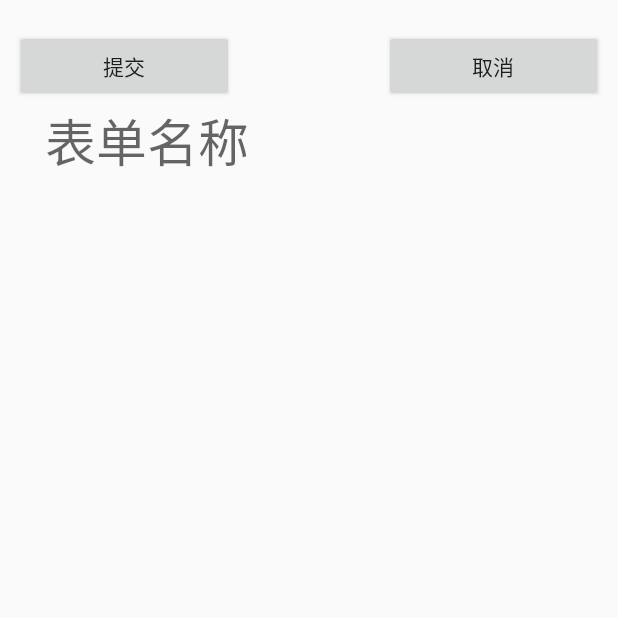
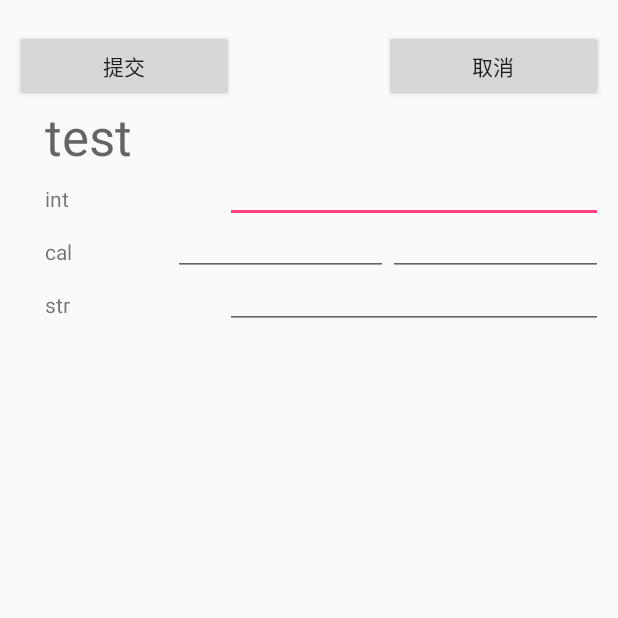
Before and after one commit to BlackShopLongClass/Personal_Info_Collector, an Android app: the fillList screen opened directly, with no data from a screen before it, on a phone screen of 412 x 824 dp, the top half of it. Run offline under Robolectric (Android 15) with nearby library versions, the phone set to English and light mode, and no system bars.

Commit message:
Fill List Page UI is done!

```diff
--- a/app/src/main/java/blackstorelongclass/personal_info_collector/DynamicAddViewActivity.java
+++ b/app/src/main/java/blackstorelongclass/personal_info_collector/DynamicAddViewActivity.java
@@ -126,7 +126,7 @@ public class DynamicAddViewActivity extends AppCompatActivity implements View.On
             str = (String) spinner.getSelectedItem();
 //            Log.e(TAG, "表单项名称：" + hotelName.getText().toString() + "类型是" + str );
 
-            userTag us = new userTag(hotelName.getText().toString(), 111);
+            userTag us = new userTag(hotelName.getText().toString(),java.lang.Long.class);
             inputlist.addTag(hotelName.getText().toString(),us);
         }
 
--- a/app/src/main/java/blackstorelongclass/personal_info_collector/fillList.java
+++ b/app/src/main/java/blackstorelongclass/personal_info_collector/fillList.java
@@ -1,19 +1,37 @@
 package blackstorelongclass.personal_info_collector;
 
+import android.app.DatePickerDialog;
+
+import android.app.TimePickerDialog;
 import android.os.Bundle;
 import android.support.design.widget.FloatingActionButton;
 import android.support.design.widget.Snackbar;
 import android.support.v7.app.AppCompatActivity;
 import android.support.v7.widget.Toolbar;
+import android.view.MotionEvent;
 import android.view.View;
 import android.widget.Button;
+import android.widget.DatePicker;
+import android.widget.EditText;
 import android.widget.LinearLayout;
+import android.widget.Spinner;
+import android.widget.TextView;
+import android.widget.TimePicker;
 
-public class fillList extends AppCompatActivity {
+import java.util.GregorianCalendar;
+import java.util.Calendar;
+
+import blackstorelongclass.personal_info_collector.listMonitor.*;
+
+public class fillList extends AppCompatActivity implements View.OnClickListener {
 
     private String TAG = this.getClass().getSimpleName();
     //装在所有动态添加的Item的LinearLayout容器
     private LinearLayout addView;
+    private EditText timeEditText;
+    private EditText dateEditText;
+    private userList taglist = new userList("test");
+    private GregorianCalendar calendardate,calendartime;
 
     private void addViewItem(View view) {
         if (addView.getChildCount() == 0) {//如果一个都没有，就添加一个
@@ -24,7 +42,7 @@ public class fillList extends AppCompatActivity {
         } else if (((String) view.getTag()).equals("add")) {//如果有一个以上的Item,点击为添加的Item则添加
             View hotelEvaluateView = View.inflate(this, R.layout.itemlist, null);
             addView.addView(hotelEvaluateView);
-            sortHotelViewItem();
+//            sortHotelViewItem();
         }
         //else {
         //  sortHotelViewItem();
@@ -35,17 +53,133 @@ public class fillList extends AppCompatActivity {
     protected void onCreate(Bundle savedInstanceState) {
         super.onCreate(savedInstanceState);
         setContentView(R.layout.activity_fill_list);
-        Toolbar toolbar = (Toolbar) findViewById(R.id.toolbar);
-        setSupportActionBar(toolbar);
+        addView = (LinearLayout) findViewById(R.id.fl_addView);
 
-        FloatingActionButton fab = (FloatingActionButton) findViewById(R.id.fab);
-        fab.setOnClickListener(new View.OnClickListener() {
-            @Override
-            public void onClick(View view) {
-                Snackbar.make(view, "Replace with your own action", Snackbar.LENGTH_LONG)
-                        .setAction("Action", null).show();
+
+        GregorianCalendar calendartest = new GregorianCalendar();
+        double d = 1.0;
+        userTag us1 = new userTag("int",d);
+        userTag us2 = new userTag("cal",calendartest);
+        userTag us3 = new userTag("str","sdfsda");
+        taglist.addTag("int",us1);
+        taglist.addTag("cal",us2);
+        taglist.addTag("str",us3);
+
+        userTag tag;
+        TextView listTopic = (TextView) findViewById(R.id.listTopic);
+        listTopic.setText(taglist.getListTitle());
+        for(int i=0;i<taglist.getListSize();i++) {
+
+            if (taglist.getTag(taglist.getTitleList().get(i)).isGregorianCalendar()) {
+                LinearLayout tagView = (LinearLayout) View.inflate(this, R.layout.filllistitemtime, null);
+                TextView tagTopic = (TextView) tagView.findViewById(R.id.tagTopic);
+                tagTopic.setText(taglist.getTitleList().get(i));
+                addView.addView(tagView);
+
+                dateEditText = tagView.findViewById(R.id.taginputdate);
+                dateEditText.setOnTouchListener(new View.OnTouchListener() {
+                    @Override
+                    public boolean onTouch(View v, MotionEvent event) {
+                        if (event.getAction() == MotionEvent.ACTION_DOWN) {
+                            showDatePickDlg();
+                            return true;
+                        }
+                        return false;
+                    }
+                });
+
+                timeEditText = tagView.findViewById(R.id.taginputtime);
+                timeEditText.setOnTouchListener(new View.OnTouchListener() {
+                    @Override
+                    public boolean onTouch(View v, MotionEvent event) {
+                        if (event.getAction() == MotionEvent.ACTION_DOWN) {
+                            showTimePickDlg();
+                            return true;
+                        }
+                        return false;
+                    }
+                });
             }
-        });
+            else{
+                LinearLayout tagView = (LinearLayout) View.inflate(this, R.layout.filllistitem, null);
+                TextView tagTopic = (TextView) tagView.findViewById(R.id.tagTopic);
+                tagTopic.setText(taglist.getTitleList().get(i));
+                addView.addView(tagView);
+            }
+        }
+        findViewById(R.id.submit).setOnClickListener(this);
+        findViewById(R.id.cancel).setOnClickListener(this);
+
     }
 
+    @Override
+    public void onClick(View v) {
+        switch (v.getId()) {
+            case R.id.submit://点击添加按钮就动态添加Item
+                getData();
+                break;
+            case R.id.cancel://打印数据
+                break;
+        }
+    }
+
+    protected void showDatePickDlg() {
+       calendardate = new GregorianCalendar();
+        DatePickerDialog datePickerDialog = new DatePickerDialog(fillList.this, new DatePickerDialog.OnDateSetListener() {
+
+            @Override
+            public void onDateSet(DatePicker view, int year, int monthOfYear, int dayOfMonth) {
+                fillList.this.dateEditText.setText(year + "-" + monthOfYear + "-" + dayOfMonth);
+            }
+        }, calendardate.get(Calendar.YEAR), calendardate.get(Calendar.MONTH), calendardate.get(Calendar.DAY_OF_MONTH));
+        datePickerDialog.show();
+
+    }
+
+    protected void showTimePickDlg() {
+        calendartime = new GregorianCalendar();
+        TimePickerDialog timePickerDialog = new TimePickerDialog(fillList.this, new TimePickerDialog.OnTimeSetListener() {
+
+            @Override
+            public void onTimeSet(TimePicker view, int hour, int munite) {
+                fillList.this.timeEditText.setText(hour + " : " + munite);
+            }
+        }, calendartime.get(Calendar.HOUR), calendartime.get(Calendar.MINUTE),true);
+        timePickerDialog.show();
+
+    }
+
+    private void getData() {
+        TextView listTopic = (TextView) findViewById(R.id.listTopic);
+        String inputTitle = listTopic.getText().toString();
+        userList inputlist = new userList(inputTitle);
+        for (int i = 0; i < addView.getChildCount(); i++) {
+            if(taglist.getTag(taglist.getTitleList().get(i)).isGregorianCalendar()){
+                calendardate.set(Calendar.HOUR,calendartime.get(Calendar.HOUR));
+                calendardate.set(Calendar.MINUTE,calendartime.get(Calendar.MINUTE));
+                userTag us = new userTag((taglist.getTitleList().get(i)),calendardate);
+                inputlist.addTag(taglist.getTitleList().get(i),us);
+            }
+            else if(taglist.getTag(taglist.getTitleList().get(i)).isDouble()){
+                View childAt = addView.getChildAt(i);
+                EditText taginput = (EditText) childAt.findViewById(R.id.taginput);
+                double d = Double.valueOf(taginput.getText().toString());
+                userTag us = new userTag((taglist.getTitleList().get(i)),d);
+                inputlist.addTag(taglist.getTitleList().get(i),us);
+            }
+            else if(taglist.getTag(taglist.getTitleList().get(i)).isStr()){
+                View childAt = addView.getChildAt(i);
+                EditText taginput = (EditText) childAt.findViewById(R.id.taginput);
+                userTag us = new userTag((taglist.getTitleList().get(i)),taginput.getText());
+                inputlist.addTag(taglist.getTitleList().get(i),us);
+            }
+        }
+        int i;
+
+    }
+
+
+
+
+
 }
--- a/app/src/main/java/blackstorelongclass/personal_info_collector/listMonitor/userList.java
+++ b/app/src/main/java/blackstorelongclass/personal_info_collector/listMonitor/userList.java
@@ -50,4 +50,8 @@ public class userList {
     public int getListSize(){
         return size;
     }
+
+    public String getListTitle(){
+        return titleOfList;
+    }
 }
--- a/app/src/main/java/blackstorelongclass/personal_info_collector/listMonitor/userTag.java
+++ b/app/src/main/java/blackstorelongclass/personal_info_collector/listMonitor/userTag.java
@@ -32,4 +32,20 @@ public class userTag {
     public Class<?> getClassType(){
         return C;
     }
+    public boolean isDouble(){
+        if(C == java.lang.Double.class) return true;
+        else
+            return false;
+    }
+
+    public boolean isGregorianCalendar(){
+        if(C == java.util.GregorianCalendar.class) return true;
+        else return false;
+    }
+
+    public boolean isStr(){
+        if(C == java.lang.String.class) return true;
+        else return false;
+    }
+
 }
--- a/app/src/main/res/layout/activity_fill_list.xml
+++ b/app/src/main/res/layout/activity_fill_list.xml
@@ -52,7 +52,7 @@
             android:id="@+id/fl_addView"
             android:layout_width="match_parent"
             android:layout_height="wrap_content"
-            android:layout_below="@+id/constant_name"
+            android:layout_below="@+id/listTopic"
             android:orientation="vertical" />
 
     </RelativeLayout>
--- /dev/null
+++ b/app/src/main/res/layout/filllistitemtime.xml
@@ -0,0 +1,31 @@
+<?xml version="1.0" encoding="utf-8"?>
+<LinearLayout xmlns:android="http://schemas.android.com/apk/res/android"
+    android:id="@+id/filllistitemtime"
+    android:layout_width="match_parent"
+    android:layout_height="match_parent">
+
+    <TextView
+        android:id="@+id/tagTopic"
+        android:layout_width="wrap_content"
+        android:layout_height="wrap_content"
+        android:layout_below="@+id/topButton"
+        android:layout_marginLeft="20dp"
+        android:layout_marginRight="20dp"
+        android:layout_weight="2" />
+
+    <EditText
+        android:id="@+id/taginputdate"
+        android:layout_width="0dp"
+        android:layout_height="wrap_content"
+        android:layout_weight="6"
+        android:padding="5dp"
+        android:singleLine="true" />
+
+    <EditText
+        android:id="@+id/taginputtime"
+        android:layout_width="0dp"
+        android:layout_height="wrap_content"
+        android:layout_weight="6"
+        android:padding="5dp" />
+
+</LinearLayout>
```
Also changed, not shown: app/src/main/java/blackstorelongclass/personal_info_collector/MainActivity.java (+6 -1 lines), app/src/main/res/layout/activity_main.xml (+14 -18 lines).
